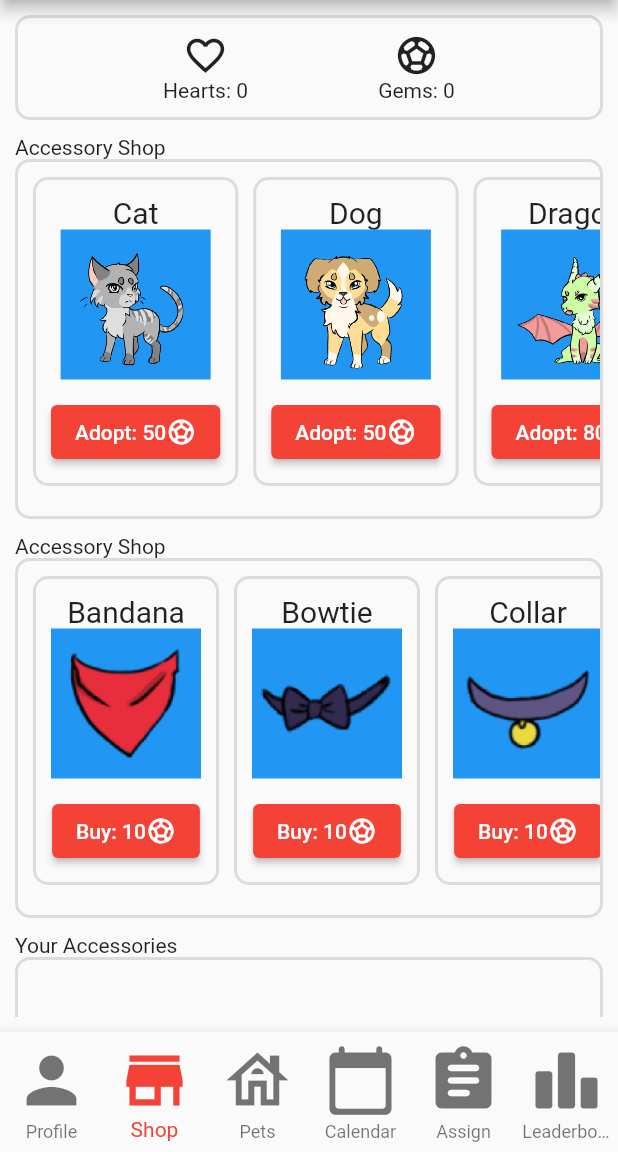
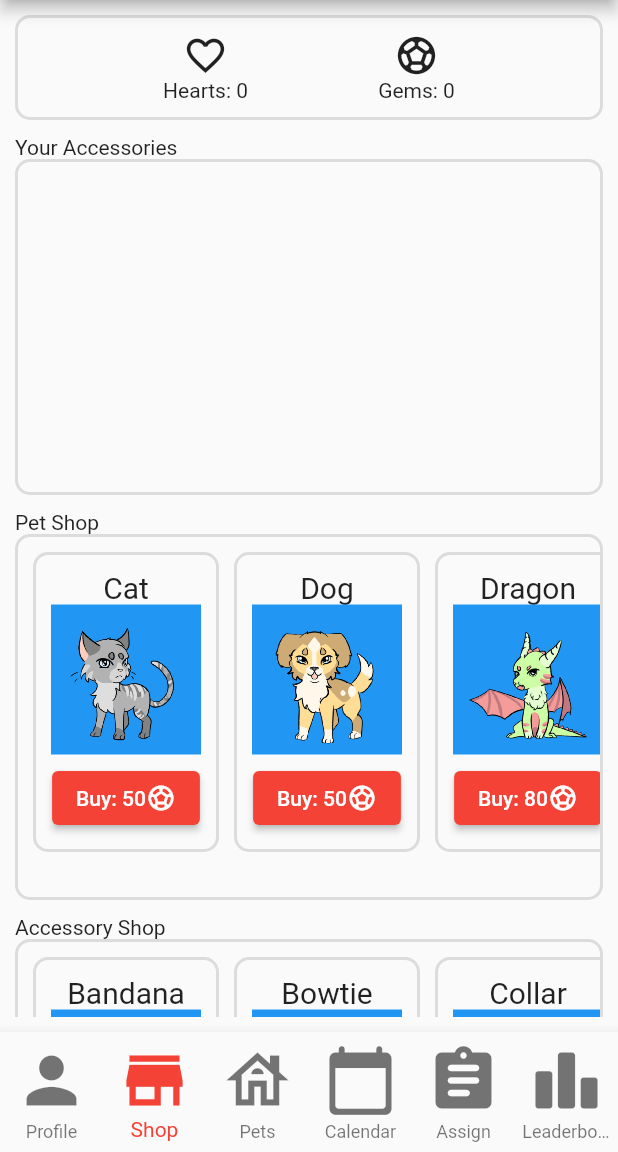
Before and after one commit to Wingo206/RU_On_Time, a Flutter app: the MyHomePage screen opened directly, item 2 of the bottom bar chosen, on a phone screen of 412 x 824 dp, the part 84-1236 px from its top. Run offline on Flutter 3.47's test engine with Material 2 defaults, Android fonts, the phone set to English and light mode, and no system bars; our stand-ins replace cloud_firestore, firebase_auth, firebase_core, table_calendar; missing offline and left inert: cloud_firestore_web, firebase_auth_web, firebase_core_web; accounts and stored records are empty; network calls fail.

Commit message:
Updating old lists

```diff
--- a/lib/page/shop.dart
+++ b/lib/page/shop.dart
@@ -17,38 +17,30 @@ class ShopPage extends StatelessWidget {
           children: [
             CurrencyDisplay(),
             SizedBox(height: 10.0),
-            Text("Accessory Shop"),
-            SizedBox(
-              height: 240,
-              child: OutlineBox(
-                padding: EdgeInsets.only(top: 10.0, bottom: 10.0),
-                child: PaddingListView(
+            Text("Your Accessories"),
+            AccessoryMenu(),
+            SizedBox(height: 10.0),
+            Text("Pet Shop"),
+            PaddingListView(
+              scrollBar: true,
+              childCrossAxisSize: 180,
               scrollDirection: Axis.horizontal,
               itemCount: Constants.pets.length,
               itemBuilder: (BuildContext context, int index) {
                 return PetShopWidget(Constants.pets[index], Constants.petPrices[index]);
               },
             ),
-              ),
-            ),
             SizedBox(height: 10.0),
             Text("Accessory Shop"),
-            SizedBox(
-              height: 240,
-              child: OutlineBox(
-                padding: EdgeInsets.only(top: 10.0, bottom: 10.0),
-                child: PaddingListView(
+            PaddingListView(
+              scrollBar: true,
+              childCrossAxisSize: 180,
               scrollDirection: Axis.horizontal,
               itemCount: Constants.accessories.length,
               itemBuilder: (BuildContext context, int index) {
                 return AccessoryShopWidget(Constants.accessories[index], Constants.accessoryPrices[index]);
               },
             ),
-              ),
-            ),
-            SizedBox(height: 10.0),
-            Text("Your Accessories"),
-            AccessoryMenu(),
           ],
         ),
       ),
@@ -80,7 +72,7 @@ class PetShopWidget extends StatelessWidget {
           ElevatedButton(
             child: Row(
               children: [
-                Text("Adopt: " + _cost.toString()),
+                Text("Buy: " + _cost.toString()),
                 Icon(gemsIcon, size: 20.0),
               ],
             ),
@@ -205,9 +197,9 @@ class _AccessoryMenuState extends State<AccessoryMenu> {
 
     if (_selectedIndex == -1) {
       columnWidgets.add(
-        SizedBox(
-          height: AccessoryWidget.height + 20 + 10, //20 for padding, 10 for scrollbar
-          child: PaddingListView(
+        PaddingListView(
+          scrollBar: true,
+          childCrossAxisSize: AccessoryWidget.height,
           scrollDirection: Axis.horizontal,
           itemCount: _accessories.length,
           itemBuilder: (BuildContext context, int index) {
@@ -227,16 +219,15 @@ class _AccessoryMenuState extends State<AccessoryMenu> {
             );
           },
         ),
-        ),
       );
     } else {
       if (_pets.length == 0) {
         columnWidgets.add(CircularProgressIndicator());
       } else {
         columnWidgets.add(
-          SizedBox(
-            height: PetWidgetMini.height + 20 + 10,
-            child: PaddingListView(
+          PaddingListView(
+            scrollBar: true,
+            childCrossAxisSize: PetWidgetMini.height,
             scrollDirection: Axis.horizontal,
             itemCount: _pets.length,
             itemBuilder: (BuildContext context, int index) {
@@ -268,7 +259,6 @@ class _AccessoryMenuState extends State<AccessoryMenu> {
               );
             },
           ),
-          ),
         );
       }
       columnWidgets.add(
@@ -283,11 +273,8 @@ class _AccessoryMenuState extends State<AccessoryMenu> {
       );
     }
 
-    return OutlineBox(
-      padding: EdgeInsets.only(top: 10.0, bottom: 10.0),
-      child: Column(
+    return Column(
       children: columnWidgets,
-      ),
     );
   }
 
@@ -308,5 +295,4 @@ class _AccessoryMenuState extends State<AccessoryMenu> {
     }
     return null;
   }
-
 }
--- a/lib/util_widgets.dart
+++ b/lib/util_widgets.dart
@@ -84,18 +84,19 @@ class OutlineBox extends StatelessWidget {
 }
 
 class PaddingListView extends StatelessWidget {
+  static final double scrollPadding = 20;
+  static final double itemPadding = 10;
   final int itemCount;
   final Function itemBuilder;
   final Axis scrollDirection;
+  final bool scrollBar;
+  final double childCrossAxisSize;
 
-  PaddingListView({required this.itemCount, required this.itemBuilder, this.scrollDirection = Axis.vertical});
+  PaddingListView({required this.itemCount, required this.itemBuilder, this.scrollDirection = Axis.vertical, this.scrollBar = false, this.childCrossAxisSize = 0});
 
   @override
   Widget build(BuildContext context) {
-    return Scrollbar(
-      child: Padding(
-        padding: (scrollDirection == Axis.vertical)?EdgeInsets.only(right: 10):EdgeInsets.only(bottom:10),
-        child: ListView.separated(
+    Widget w = ListView.separated(
       scrollDirection: scrollDirection,
       physics: BouncingScrollPhysics(),
       itemCount: itemCount + 2,
@@ -106,9 +107,28 @@ class PaddingListView extends StatelessWidget {
           return itemBuilder(context, index - 1);
         }
       },
-          separatorBuilder: (BuildContext context, int index) => SizedBox(width: 10.0),
-        ),
+      separatorBuilder: (BuildContext context, int index) => (scrollDirection == Axis.vertical) ? SizedBox(height: itemPadding) : SizedBox(width: itemPadding),
+    );
+    Widget w2 = w;
+    if (scrollBar) {
+      w2 = Scrollbar(
+        child: Padding(
+          padding: (scrollDirection == Axis.vertical) ? EdgeInsets.only(right: scrollPadding) : EdgeInsets.only(bottom: scrollPadding),
+          child: w,
         ),
       );
     }
+    Widget w3;
+    if (childCrossAxisSize == 0) {
+      w3 = w2;
+    } else {
+      double totalSize = childCrossAxisSize + itemPadding * 2 + ((scrollBar) ? scrollPadding : 0);
+      if (scrollDirection == Axis.vertical) {
+        w3 = SizedBox(width: totalSize, child: w2);
+      } else {
+        w3 = SizedBox(height: totalSize, child: w2);
       }
+    }
+    return OutlineBox(child: w3, padding: (scrollDirection == Axis.vertical) ? EdgeInsets.only(right: itemPadding, left: itemPadding) : EdgeInsets.only(bottom: itemPadding, top: itemPadding));
+  }
+}
```
Also changed, not shown: lib/page/assignments.dart (+6 -11 lines), lib/page/pets.dart (+23 -28 lines). Lines whose indentation alone changed are shown as unchanged.
